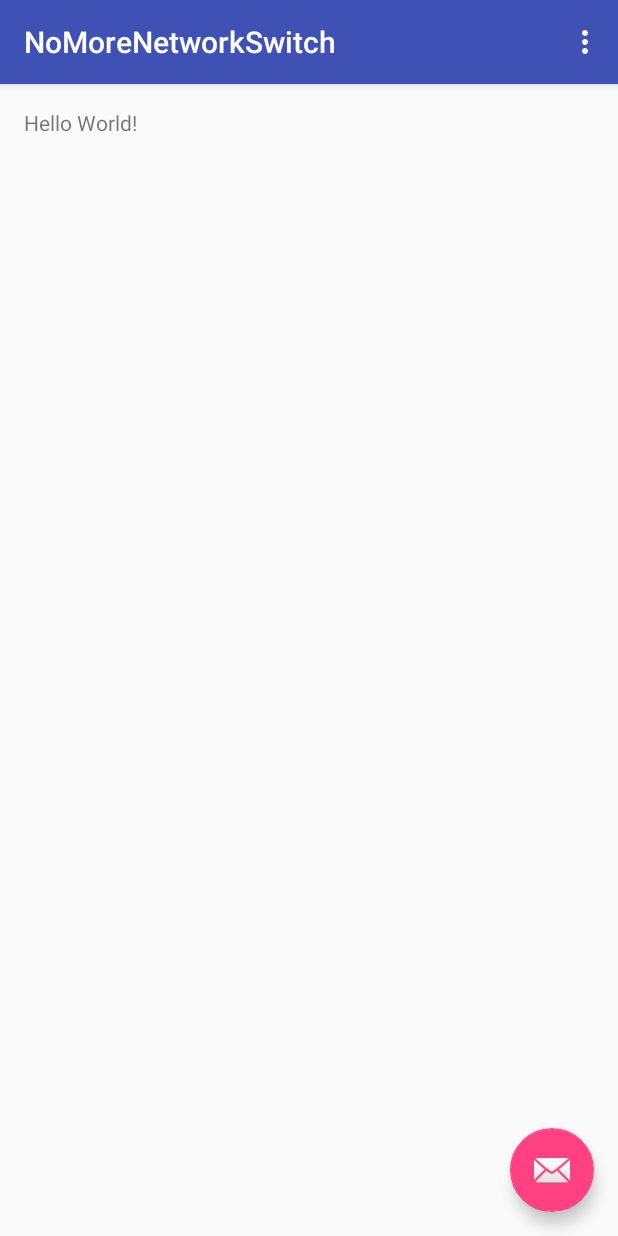
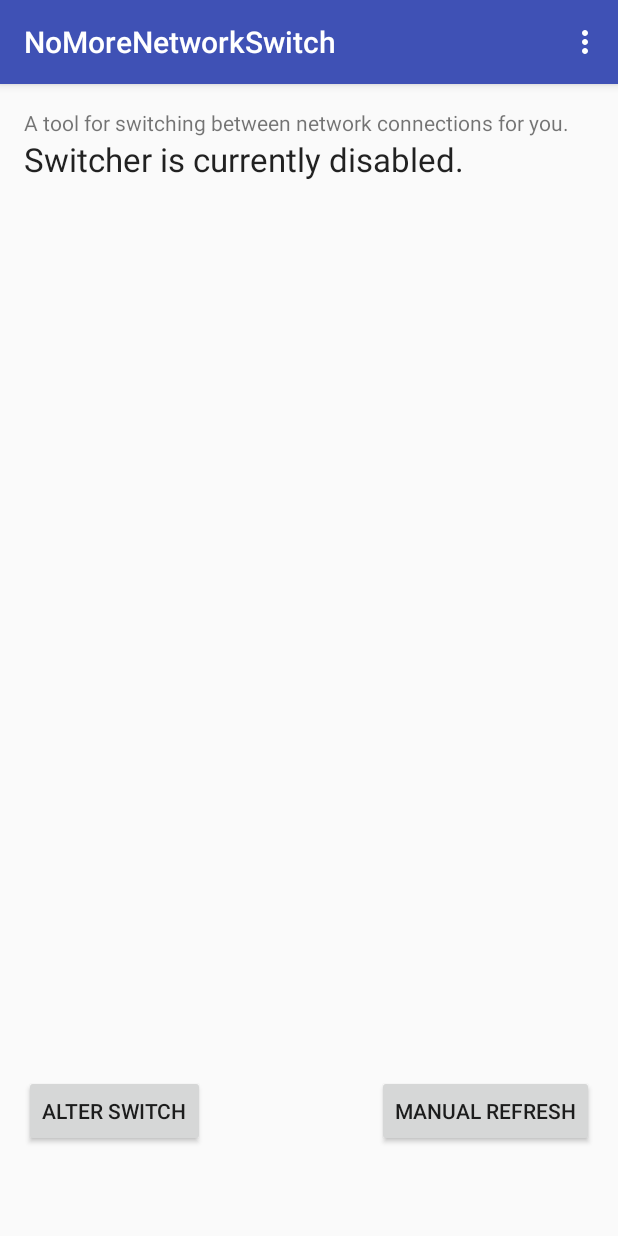
Before and after one commit to xiaokangwang/NoMorenNetworkSwitch, an Android app: the screen it shows after launch (MainActivity), in the options menu, after a tap on "Settings", on a phone screen of 412 x 824 dp. Run offline under Robolectric (Android 15) with nearby library versions, the phone set to English and light mode, and no system bars.

Commit message:
Framework 1

```diff
--- a/app/src/main/java/org/kkdev/nomorenetworkswitch/MainActivity.java
+++ b/app/src/main/java/org/kkdev/nomorenetworkswitch/MainActivity.java
@@ -1,16 +1,54 @@
 package org.kkdev.nomorenetworkswitch;
 
+import android.content.ComponentName;
+import android.content.Context;
+import android.content.Intent;
+import android.content.ServiceConnection;
 import android.os.Bundle;
-import android.support.design.widget.FloatingActionButton;
-import android.support.design.widget.Snackbar;
+import android.os.IBinder;
+import android.os.Message;
+import android.os.Messenger;
+import android.os.RemoteException;
 import android.support.v7.app.AppCompatActivity;
 import android.support.v7.widget.Toolbar;
 import android.view.View;
 import android.view.Menu;
 import android.view.MenuItem;
+import android.widget.Button;
+import android.widget.TextView;
 
 public class MainActivity extends AppCompatActivity {
 
+    /** Messenger for communicating with the service. */
+    Messenger mService = null;
+
+    /** Flag indicating whether we have called bind on the service. */
+    boolean mBound;
+
+    /**
+     * Class for interacting with the main interface of the service.
+     */
+    private ServiceConnection mConnection = new ServiceConnection() {
+        public void onServiceConnected(ComponentName className, IBinder service) {
+            // This is called when the connection with the service has been
+            // established, giving us the object we can use to
+            // interact with the service.  We are communicating with the
+            // service using a Messenger, so here we get a client-side
+            // representation of that from the raw IBinder object.
+            mService = new Messenger(service);
+            mBound = true;
+        }
+
+        public void onServiceDisconnected(ComponentName className) {
+            // This is called when the connection with the service has been
+            // unexpectedly disconnected -- that is, its process crashed.
+            mService = null;
+            mBound = false;
+        }
+    };
+
+
+    protected boolean is_enabled=false;
     @Override
     protected void onCreate(Bundle savedInstanceState) {
         super.onCreate(savedInstanceState);
@@ -18,14 +56,33 @@ public class MainActivity extends AppCompatActivity {
         Toolbar toolbar = (Toolbar) findViewById(R.id.toolbar);
         setSupportActionBar(toolbar);
 
-       FloatingActionButton fab = (FloatingActionButton) findViewById(R.id.fab);
-        fab.setOnClickListener(new View.OnClickListener() {
-            @Override
-            public void onClick(View view) {
-                Snackbar.make(view, "Replace with your own action", Snackbar.LENGTH_LONG)
-                        .setAction("Action", null).show();
+        final TextView textView_current_Status = (TextView)findViewById(R.id.current_Status);
+
+        final Button btn_disable_switch = (Button) findViewById(R.id.btn_disableswitch);
+        final MainActivity me = this;
+
+        Intent intent = new Intent(me,NetworkSwitcher.class);
+        startService(intent);
+
+        btn_disable_switch.setOnClickListener(new View.OnClickListener() {
+            public void onClick(View v) {
+                // Perform action on click
+                is_enabled=!is_enabled;
+                if(!is_enabled){
+                    textView_current_Status.setText("Switcher is being enabled, please wait....");
+                    sayHello();
+                }else{
+                    textView_current_Status.setText("Switcher is currently disabled.");
+                }
             }
         });
+    }
+
+    @Override
+    protected void onStart() {
+        super.onStart();
+        bindService(new Intent(this, NetworkSwitcher.class), mConnection,
+                Context.BIND_AUTO_CREATE);
     }
 
     @Override
@@ -49,4 +106,15 @@ public class MainActivity extends AppCompatActivity {
 
         return super.onOptionsItemSelected(item);
     }
+
+    private void sayHello() {
+        if (!mBound) return;
+        // Create and send a message to the service, using a supported 'what' value
+        Message msg = Message.obtain(null, NetworkSwitcher.MSG_SAY_HELLO, 0, 0);
+        try {
+            mService.send(msg);
+        } catch (RemoteException e) {
+            e.printStackTrace();
+        }
+    }
 }
--- /dev/null
+++ b/app/src/main/res/drawable/icon_major.xml
@@ -0,0 +1,4 @@
+<?xml version="1.0" encoding="utf-8"?>
+<selector xmlns:android="http://schemas.android.com/apk/res/android">
+
+</selector>
--- a/app/src/main/res/layout/activity_main.xml
+++ b/app/src/main/res/layout/activity_main.xml
@@ -24,12 +24,5 @@
 
     <include layout="@layout/content_main"/>
 
-    <android.support.design.widget.FloatingActionButton
-        android:id="@+id/fab"
-        android:layout_width="wrap_content"
-        android:layout_height="wrap_content"
-        android:layout_gravity="bottom|end"
-        android:layout_margin="@dimen/fab_margin"
-        android:src="@android:drawable/ic_dialog_email" />
 
 </android.support.design.widget.CoordinatorLayout>
--- a/app/src/main/res/layout/content_main.xml
+++ b/app/src/main/res/layout/content_main.xml
@@ -14,7 +14,36 @@
     tools:context="org.kkdev.nomorenetworkswitch.MainActivity">
 
     <TextView
-        android:text="Hello World!"
+        android:text="A tool for switching between network connections for you."
         android:layout_width="wrap_content"
-        android:layout_height="wrap_content" />
+        android:layout_height="wrap_content"
+        android:id="@+id/Intro" />
+
+    <TextView
+        android:layout_width="wrap_content"
+        android:layout_height="wrap_content"
+        android:textAppearance="?android:attr/textAppearanceLarge"
+        android:text="Initializing Switcher"
+        android:id="@+id/current_Status"
+        android:layout_below="@+id/Intro"
+        android:layout_alignParentStart="true"
+        android:layout_alignParentEnd="true" />
+
+    <Button
+        android:layout_width="wrap_content"
+        android:layout_height="wrap_content"
+        android:text="Alter Switch"
+        android:id="@+id/btn_disableswitch"
+        android:layout_marginBottom="43dp"
+        android:layout_alignParentBottom="true"
+        android:layout_alignParentStart="true" />
+
+    <Button
+        android:layout_width="wrap_content"
+        android:layout_height="wrap_content"
+        android:text="Manual refresh"
+        android:id="@+id/btn_manual_refresh"
+        android:layout_alignTop="@+id/btn_disableswitch"
+        android:layout_alignParentEnd="true" />
+
 </RelativeLayout>
--- a/app/src/main/res/values/strings.xml
+++ b/app/src/main/res/values/strings.xml
@@ -1,4 +1,5 @@
 <resources>
     <string name="app_name">NoMoreNetworkSwitch</string>
     <string name="action_settings">Settings</string>
+    <string name="app_noti_title">No more Switch!</string>
 </resources>
```
Also changed, not shown: app/src/main/AndroidManifest.xml (+8 -3 lines), app/src/main/java/org/kkdev/nomorenetworkswitch/NetworkSwitcher.java (added, +81 -0 lines), app/src/main/res/drawable-hdpi-v11/noti_running.png (added), app/src/main/res/drawable-hdpi-v9/noti_running.png (added), app/src/main/res/drawable-hdpi/noti_running.png (added), app/src/main/res/drawable-mdpi-v11/noti_running.png (added), app/src/main/res/drawable-mdpi-v9/noti_running.png (added), app/src/main/res/drawable-mdpi/noti_running.png (added), app/src/main/res/drawable-xhdpi-v11/noti_running.png (added), app/src/main/res/drawable-xhdpi-v9/noti_running.png (added), app/src/main/res/drawable-xhdpi/noti_running.png (added), app/src/main/res/drawable-xxhdpi-v11/noti_running.png (added), app/src/main/res/drawable-xxhdpi-v9/noti_running.png (added), app/src/main/res/drawable-xxhdpi/noti_running.png (added).
